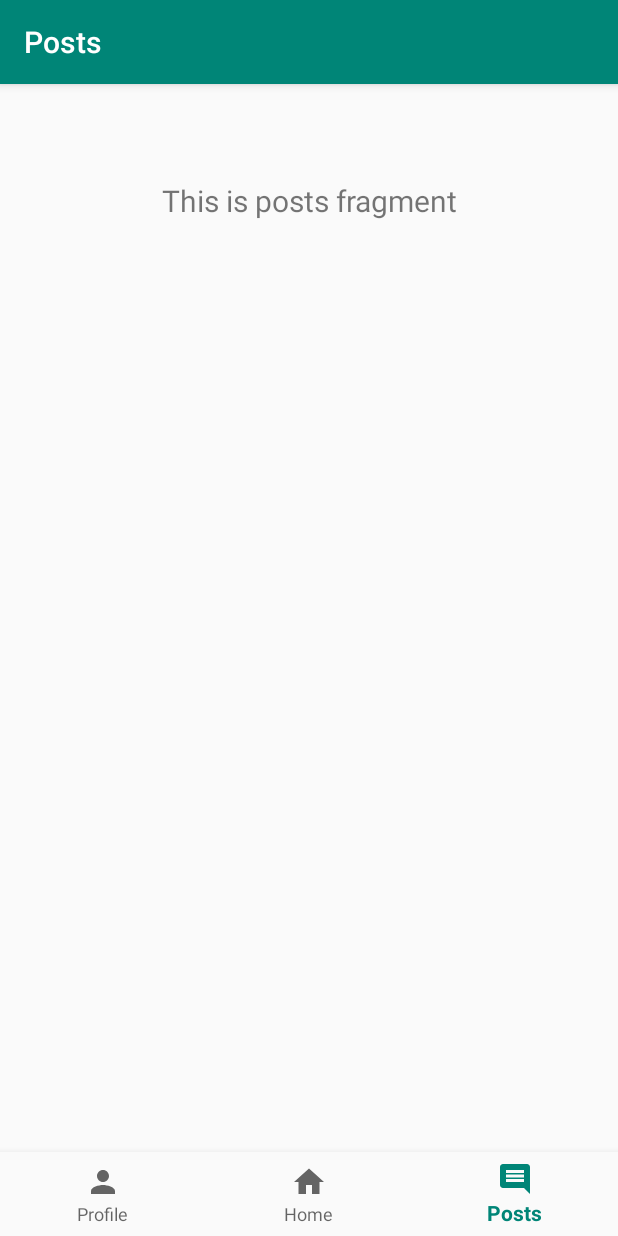
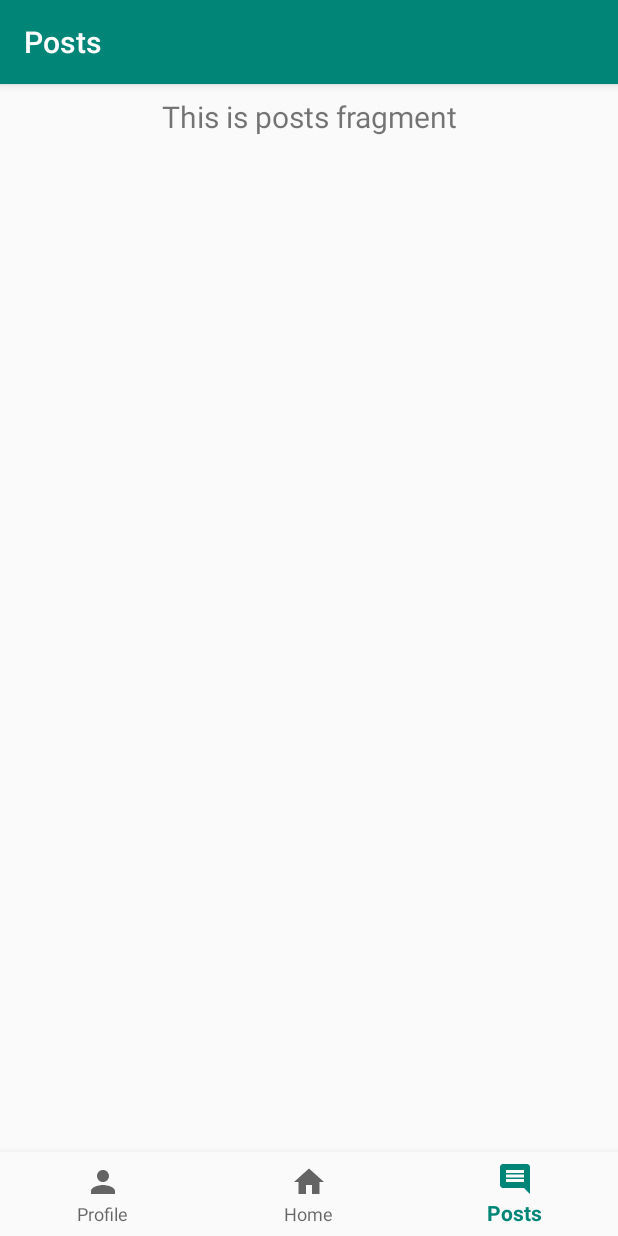
Before and after one commit to LiamFraney/CommunityDiary, an Android app: the HomeFragment screen opened directly, with no data from a screen before it, item 3 of the bottom bar chosen, on a phone screen of 412 x 824 dp. Run offline under Robolectric (Android 15) with nearby library versions, the phone set to English and light mode, and no system bars; our stand-ins replace navigation-ui; 1 statement that could not run was skipped.

Commit message:
got rid of that annoying white bar at the top

```diff
--- a/app/src/main/res/layout/activity_main.xml
+++ b/app/src/main/res/layout/activity_main.xml
@@ -1,10 +1,10 @@
 <?xml version="1.0" encoding="utf-8"?>
 <androidx.constraintlayout.widget.ConstraintLayout xmlns:android="http://schemas.android.com/apk/res/android"
     xmlns:app="http://schemas.android.com/apk/res-auto"
+    xmlns:tools="http://schemas.android.com/tools"
     android:id="@+id/container"
     android:layout_width="match_parent"
-    android:layout_height="match_parent"
-    android:paddingTop="?attr/actionBarSize">
+    android:layout_height="match_parent">
 
     <FrameLayout
         android:id="@+id/fragment_container"
@@ -33,8 +33,8 @@
     <fragment
         android:id="@+id/nav_host_fragment"
         android:name="androidx.navigation.fragment.NavHostFragment"
-        android:layout_width="match_parent"
-        android:layout_height="match_parent"
+        android:layout_width="0dp"
+        android:layout_height="0dp"
         app:defaultNavHost="true"
         app:layout_constraintBottom_toTopOf="@id/nav_view"
         app:layout_constraintHorizontal_bias="0.0"
```
Also changed, not shown: app/src/main/res/layout/fragment_home.xml (+12 -21 lines).
